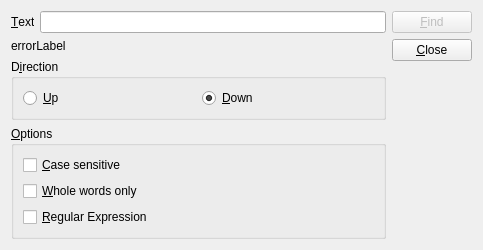
Qt form lib/findform.ui (dewhisna/QtFindReplaceDialog) before a commit.
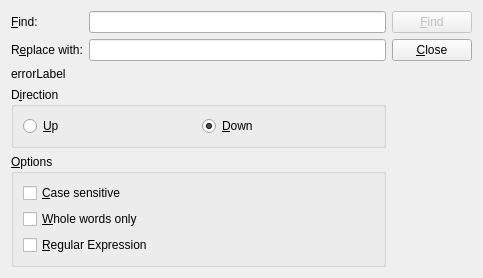
The same form after that commit.

Commit message: started to add replace ui

Patch:
```diff
--- a/lib/findform.ui
+++ b/lib/findform.ui
@@ -7,32 +7,43 @@
     <x>0</x>
     <y>0</y>
     <width>483</width>
-    <height>224</height>
+    <height>228</height>
    </rect>
   </property>
   <property name="windowTitle">
    <string>Form</string>
   </property>
-  <layout class="QGridLayout" name="gridLayout_3">
+  <layout class="QGridLayout" name="gridLayout_4">
    <item row="0" column="0">
-    <layout class="QVBoxLayout" name="verticalLayout_3">
-     <item>
       <layout class="QVBoxLayout" name="verticalLayout_2">
        <item>
-        <layout class="QHBoxLayout" name="horizontalLayout">
-         <item>
+      <layout class="QGridLayout" name="gridLayout_3">
+       <item row="0" column="0">
           <widget class="QLabel" name="label">
            <property name="text">
-            <string>&amp;Text</string>
+          <string>&amp;Find:</string>
            </property>
            <property name="buddy">
             <cstring>textToFind</cstring>
            </property>
           </widget>
          </item>
-         <item>
+       <item row="0" column="1">
           <widget class="QLineEdit" name="textToFind"/>
          </item>
+       <item row="1" column="0">
+        <widget class="QLabel" name="label_2">
+         <property name="text">
+          <string>R&amp;eplace with:</string>
+         </property>
+         <property name="buddy">
+          <cstring>textToReplace</cstring>
+         </property>
+        </widget>
+       </item>
+       <item row="1" column="1">
+        <widget class="QLineEdit" name="textToReplace"/>
+       </item>
         </layout>
        </item>
        <item>
@@ -42,8 +53,6 @@
          </property>
         </widget>
        </item>
-      </layout>
-     </item>
      <item>
       <widget class="QGroupBox" name="groupBox">
        <property name="title">
```
Left out of the diff: 3 changed lines with no effect on the pictures. Lines whose indentation alone changed are shown as unchanged. The commit also changes 1 other file.
